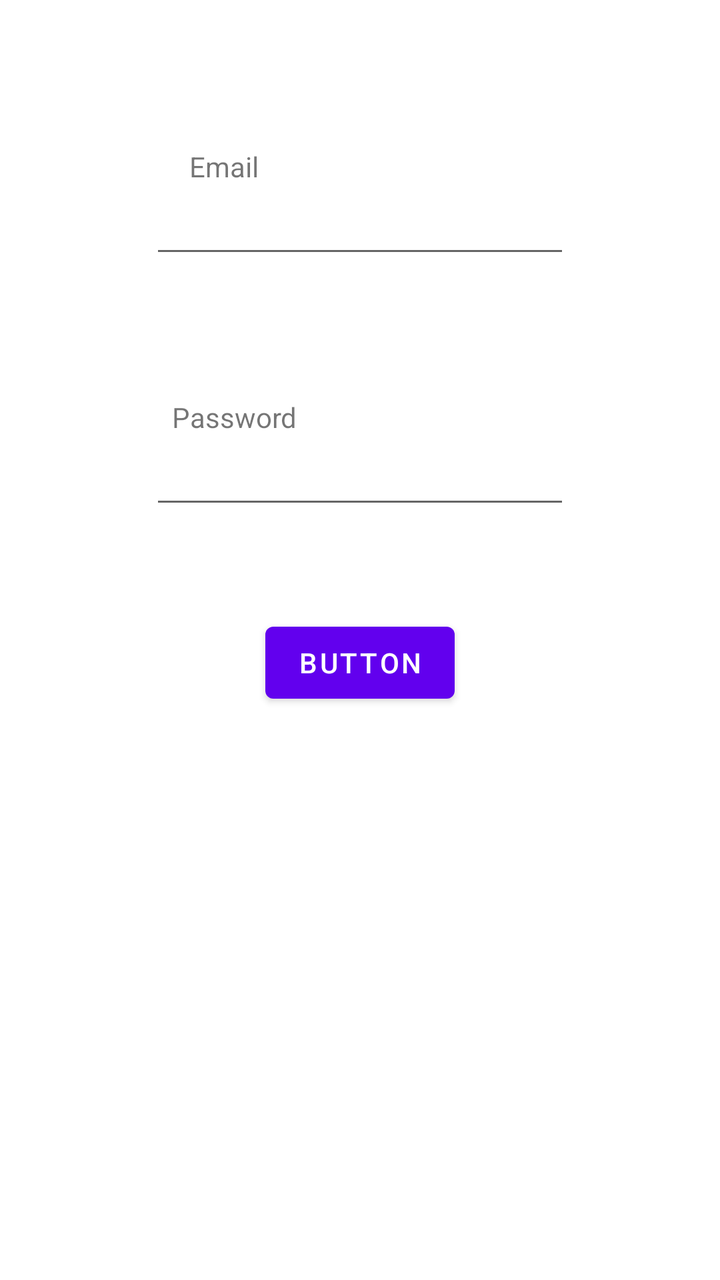
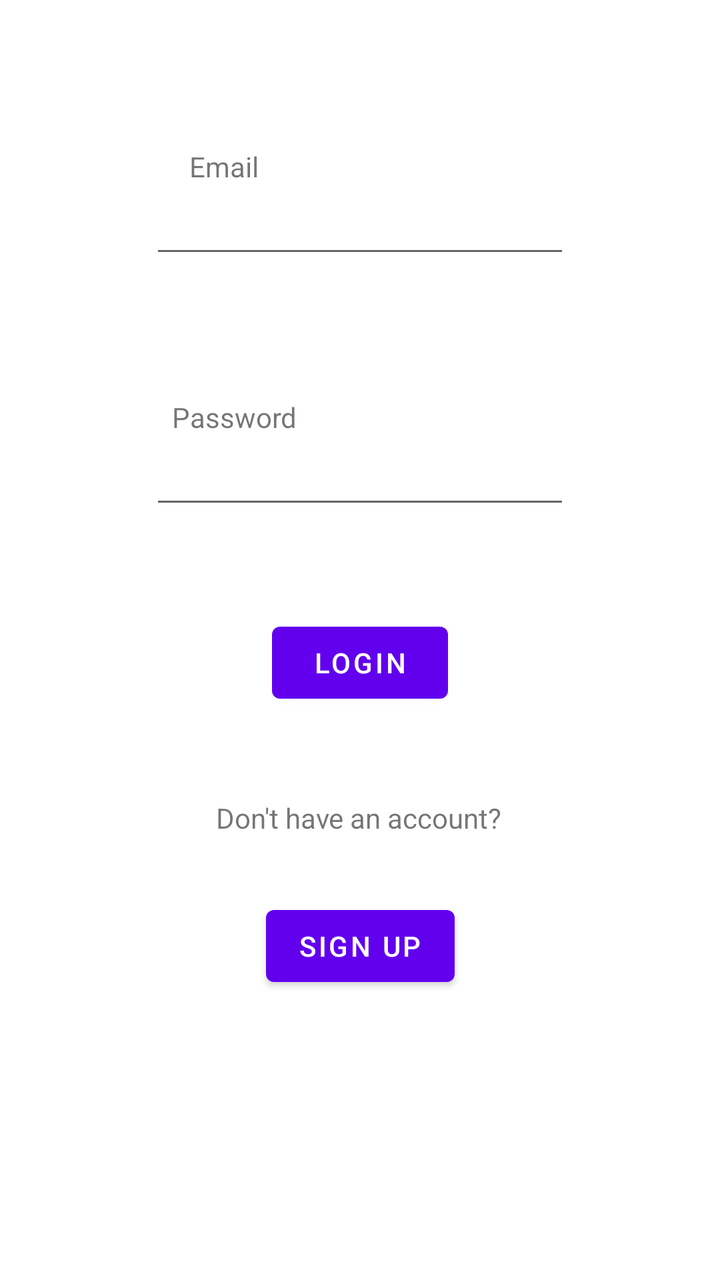

Screens rendered from an Android XML layout before and after an edit, with the pre-edit source and the edit as a unified diff.
<!-- AndroidManifest.xml: application theme Theme.Progress -->
<!-- res/layout/fragment_login.xml -->
<?xml version="1.0" encoding="utf-8"?>
<androidx.constraintlayout.widget.ConstraintLayout
        xmlns:android="http://schemas.android.com/apk/res/android"
        xmlns:app="http://schemas.android.com/apk/res-auto" xmlns:tools="http://schemas.android.com/tools"
             android:layout_width="match_parent"
             android:layout_height="match_parent"
             tools:context=".ui.auth.LoginFragment">
    <Button
            android:text="Button"
            android:layout_width="wrap_content"
            android:layout_height="wrap_content" android:id="@+id/btnLogin"
            app:layout_constraintBottom_toBottomOf="parent"
            app:layout_constraintTop_toTopOf="parent" app:layout_constraintStart_toStartOf="parent"
            app:layout_constraintEnd_toEndOf="parent" app:layout_constraintVertical_bias="0.519"/>
    <EditText
            android:layout_width="wrap_content"
            android:layout_height="wrap_content"
            android:inputType="text"
            android:ems="10"
            android:id="@+id/emailText"
            app:layout_constraintBottom_toTopOf="@+id/loginPassword" app:layout_constraintTop_toTopOf="parent"
            app:layout_constraintVertical_bias="0.525" app:layout_constraintStart_toStartOf="parent"
            app:layout_constraintEnd_toEndOf="parent"/>
    <EditText
            android:layout_width="wrap_content"
            android:layout_height="wrap_content"
            android:inputType="textPassword"
            android:ems="10"
            android:id="@+id/loginPassword"
            app:layout_constraintBottom_toTopOf="@+id/btnLogin"
            android:layout_marginBottom="48dp" app:layout_constraintStart_toStartOf="parent"
            app:layout_constraintEnd_toEndOf="parent"/>
    <TextView
            android:text="Email"
            android:layout_width="wrap_content"
            android:layout_height="wrap_content" android:id="@+id/textView5"
            app:layout_constraintTop_toTopOf="parent"
            app:layout_constraintBottom_toTopOf="@+id/emailText" app:layout_constraintVertical_bias="1.0"
            app:layout_constraintStart_toStartOf="parent" app:layout_constraintEnd_toEndOf="parent"
            app:layout_constraintHorizontal_bias="0.291"/>
    <TextView
            android:text="Password"
            android:layout_width="wrap_content"
            android:layout_height="wrap_content" android:id="@+id/textView6"
            app:layout_constraintBottom_toTopOf="@+id/loginPassword" app:layout_constraintStart_toStartOf="parent"
            app:layout_constraintEnd_toEndOf="parent" app:layout_constraintHorizontal_bias="0.289"/>
</androidx.constraintlayout.widget.ConstraintLayout>
<!-- resources referenced by this layout -->
<resources>
  <style name="Theme.Progress" parent="Theme.MaterialComponents.DayNight.DarkActionBar">
          
          <item name="colorPrimary">@color/purple_500</item>
          <item name="colorPrimaryVariant">@color/purple_700</item>
          <item name="colorOnPrimary">@color/white</item>
          
          <item name="colorSecondary">@color/teal_200</item>
          <item name="colorSecondaryVariant">@color/teal_700</item>
          <item name="colorOnSecondary">@color/black</item>
          
          <item name="android:statusBarColor">?attr/colorPrimaryVariant</item>
          
      </style>
  <color name="purple_500">#FF6200EE</color>
  <color name="purple_700">#FF3700B3</color>
  <color name="white">#FFFFFFFF</color>
  <color name="teal_200">#FF03DAC5</color>
  <color name="teal_700">#FF018786</color>
  <color name="black">#FF000000</color>
</resources>

<!-- the commit's change to res/layout/fragment_login.xml (unified diff, before → after) -->
@@ -6,7 +6,7 @@
              android:layout_height="match_parent"
              tools:context=".ui.auth.LoginFragment">
     <Button
-            android:text="Button"
+            android:text="Login"
             android:layout_width="wrap_content"
             android:layout_height="wrap_content" android:id="@+id/btnLogin"
             app:layout_constraintBottom_toBottomOf="parent"
@@ -44,4 +44,20 @@
             android:layout_height="wrap_content" android:id="@+id/textView6"
             app:layout_constraintBottom_toTopOf="@+id/loginPassword" app:layout_constraintStart_toStartOf="parent"
             app:layout_constraintEnd_toEndOf="parent" app:layout_constraintHorizontal_bias="0.289"/>
+    <TextView
+            android:text="Don't have an account?"
+            android:layout_width="wrap_content"
+            android:layout_height="wrap_content" android:id="@+id/textView4"
+            app:layout_constraintTop_toBottomOf="@+id/btnLogin" app:layout_constraintEnd_toEndOf="parent"
+            app:layout_constraintStart_toStartOf="parent" app:layout_constraintBottom_toTopOf="@+id/btnSignIn"
+            app:layout_constraintVertical_bias="0.609" android:layout_marginTop="44dp"
+            app:layout_constraintHorizontal_bias="0.498"/>
+    <Button
+            android:text="Sign Up"
+            android:layout_width="wrap_content"
+            android:layout_height="wrap_content" android:id="@+id/btnSignUp"
+            app:layout_constraintTop_toBottomOf="@+id/textView4"
+            app:layout_constraintBottom_toBottomOf="parent" app:layout_constraintEnd_toEndOf="parent"
+            app:layout_constraintStart_toStartOf="parent"
+            app:layout_constraintVertical_bias="0.177"/>
 </androidx.constraintlayout.widget.ConstraintLayout>
